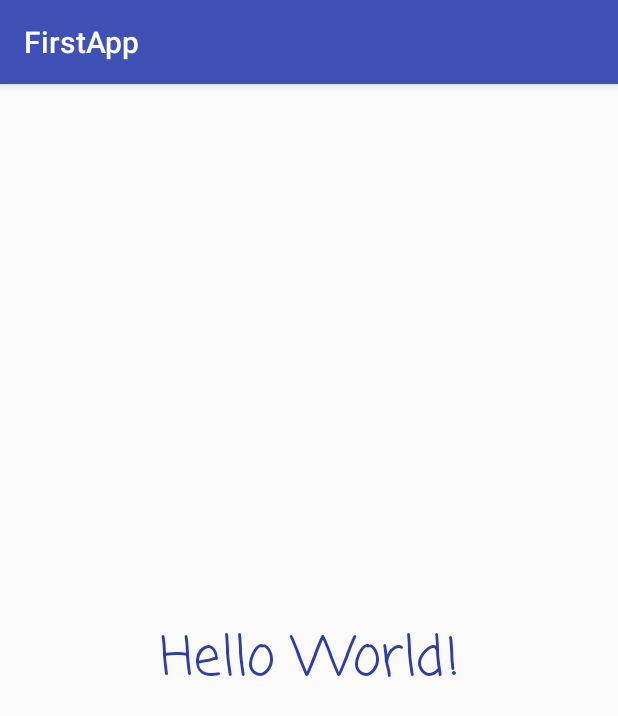
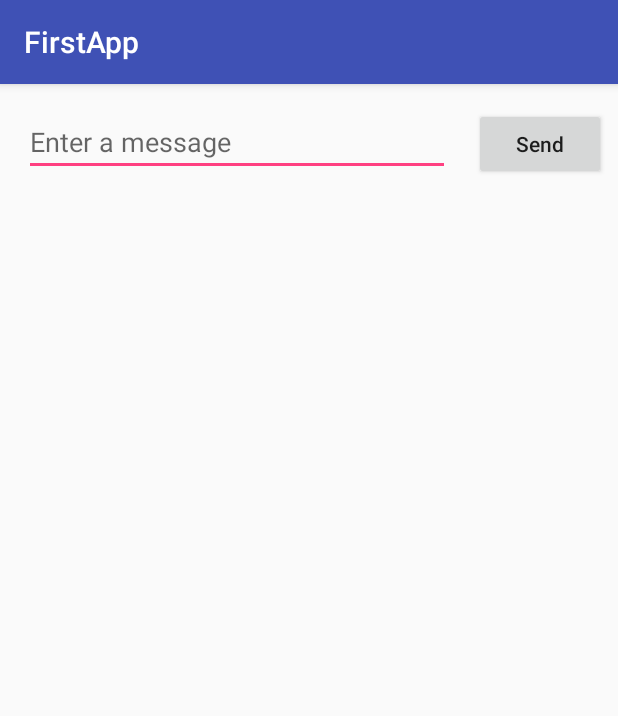
Before and after one commit to waffoo/app, an Android app: the screen it shows after launch (MainActivity), on a phone screen of 412 x 824 dp. Shown: the top 716 px of the screen. Run offline under Robolectric (Android 15) with nearby library versions, the phone set to English and light mode, and no system bars.

Commit message:
plain-text and button

```diff
--- a/AndroidStudioProjects/FirstApp/app/src/main/res/layout/activity_main.xml
+++ b/AndroidStudioProjects/FirstApp/app/src/main/res/layout/activity_main.xml
@@ -6,17 +6,33 @@
     android:layout_height="match_parent"
     tools:context=".MainActivity">
 
-    <TextView
-        android:layout_width="266dp"
-        android:layout_height="78dp"
-        android:gravity="center_vertical|center"
-        android:text="Hello World!"
-        android:textColor="?android:attr/colorPrimaryDark"
-        android:textSize="36sp"
-        app:fontFamily="casual"
-        app:layout_constraintBottom_toBottomOf="parent"
-        app:layout_constraintLeft_toLeftOf="parent"
-        app:layout_constraintRight_toRightOf="parent"
+    <EditText
+        android:id="@+id/editText2"
+        android:layout_width="0dp"
+        android:layout_height="wrap_content"
+        android:layout_marginLeft="16dp"
+        android:layout_marginStart="16dp"
+        android:layout_marginTop="16dp"
+        android:ems="10"
+        android:hint="@string/edit_message"
+        android:inputType="textPersonName"
+        app:layout_constraintEnd_toStartOf="@+id/button"
+        app:layout_constraintHorizontal_bias="0.5"
+        app:layout_constraintStart_toStartOf="parent"
         app:layout_constraintTop_toTopOf="parent" />
 
+    <Button
+        android:id="@+id/button"
+        android:layout_width="wrap_content"
+        android:layout_height="wrap_content"
+        android:layout_marginEnd="8dp"
+        android:layout_marginLeft="16dp"
+        android:layout_marginRight="8dp"
+        android:layout_marginStart="16dp"
+        android:text="@string/button_send"
+        android:textAllCaps="false"
+        app:layout_constraintBaseline_toBaselineOf="@+id/editText2"
+        app:layout_constraintEnd_toEndOf="parent"
+        app:layout_constraintHorizontal_bias="0.5"
+        app:layout_constraintStart_toEndOf="@+id/editText2" />
 </android.support.constraint.ConstraintLayout>
--- a/AndroidStudioProjects/FirstApp/app/src/main/res/values/strings.xml
+++ b/AndroidStudioProjects/FirstApp/app/src/main/res/values/strings.xml
@@ -1,3 +1,5 @@
 <resources>
     <string name="app_name">FirstApp</string>
+    <string name="edit_message">Enter a message</string>
+    <string name="button_send">Send</string>
 </resources>
```
